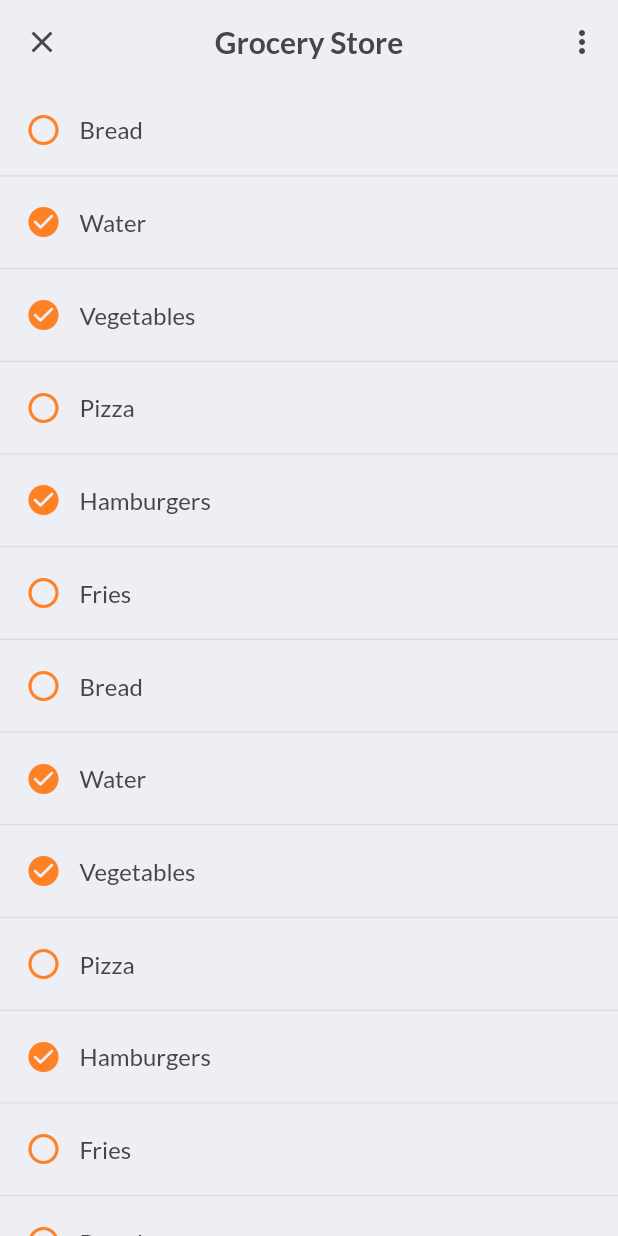
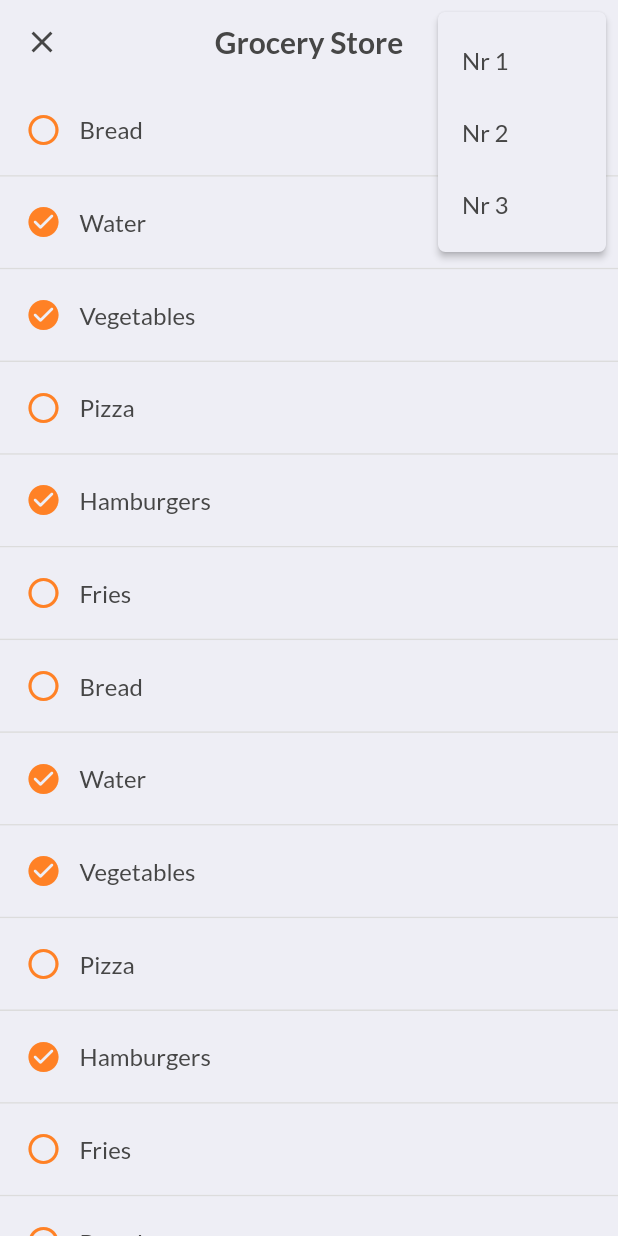
Before and after one commit to MeenS4/shop-mate, a Flutter app: the ListDetailsPage screen opened directly, after a tap on the "more vert" icon, on a phone screen of 412 x 824 dp. Run offline on Flutter 3.47's test engine with Material 2 defaults, Android fonts, the phone set to English and light mode, and no system bars; our stand-ins replace page_transition.

Commit message:
added PopumMenuButton in list details

```diff
--- a/lib/pages/list_details/list_details.dart
+++ b/lib/pages/list_details/list_details.dart
@@ -114,12 +114,58 @@ class _ListDetailsPageState extends State<ListDetailsPage> {
           style: AppTextStyles.appBarTitle,
         ),
         actions: [
-          IconButton(
-            onPressed: () {},
+          PopupMenuButton(
+            elevation: 2,
+            shape: RoundedRectangleBorder(
+              borderRadius: BorderRadius.circular(5),
+            ),
+            color: AppColors.backgroundColor,
             icon: Icon(
               Icons.more_vert_rounded,
               color: AppColors.darkGrey,
             ),
+            itemBuilder: (context) {
+              return [
+                PopupMenuItem(
+                  value: '0',
+                  child: Text(
+                    'Nr 1',
+                    style: TextStyle(
+                      color: AppColors.darkGrey,
+                      fontSize: AppFontSizes.fsSmallPlus,
+                    ),
+                  ),
+                ),
+                PopupMenuItem(
+                  value: '1',
+                  child: Text(
+                    'Nr 2',
+                    style: TextStyle(
+                      color: AppColors.darkGrey,
+                      fontSize: AppFontSizes.fsSmallPlus,
+                    ),
+                  ),
+                ),
+                PopupMenuItem(
+                  value: '2',
+                  child: Text(
+                    'Nr 3',
+                    style: TextStyle(
+                      color: AppColors.darkGrey,
+                      fontSize: AppFontSizes.fsSmallPlus,
+                    ),
+                  ),
+                ),
+              ];
+            },
+            onSelected: (value) {
+              switch (value) {
+                case '0':
+                  {
+                    print('list_details - popupmenubutton - n1');
+                  }
+              }
+            },
           ),
         ],
       ),
--- a/lib/shared/ui_effects/splash_effect_wrapper.dart
+++ b/lib/shared/ui_effects/splash_effect_wrapper.dart
@@ -5,8 +5,8 @@ class SplashEffectWrapper extends StatelessWidget {
   final VoidCallback onTapFunc;
   final Widget child;
   final Color color;
-  Color? splashColor;
-  double borderRadius;
+  final Color? splashColor;
+  final double borderRadius;
 
   SplashEffectWrapper({
     required VoidCallback this.onTapFunc,
```
